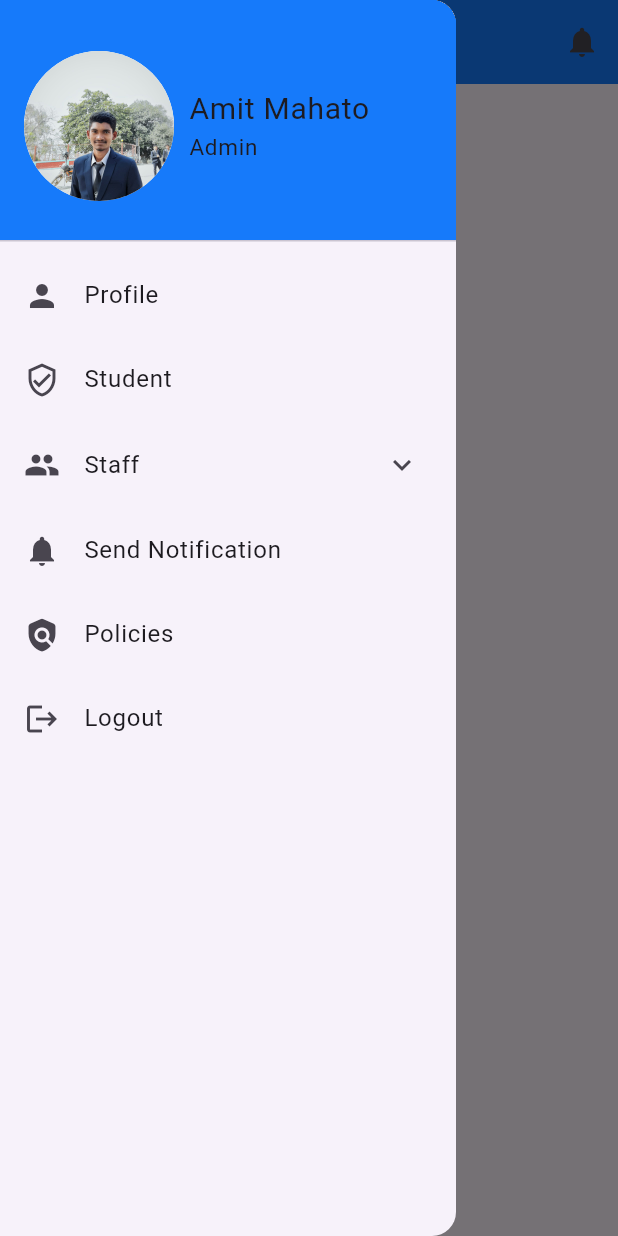
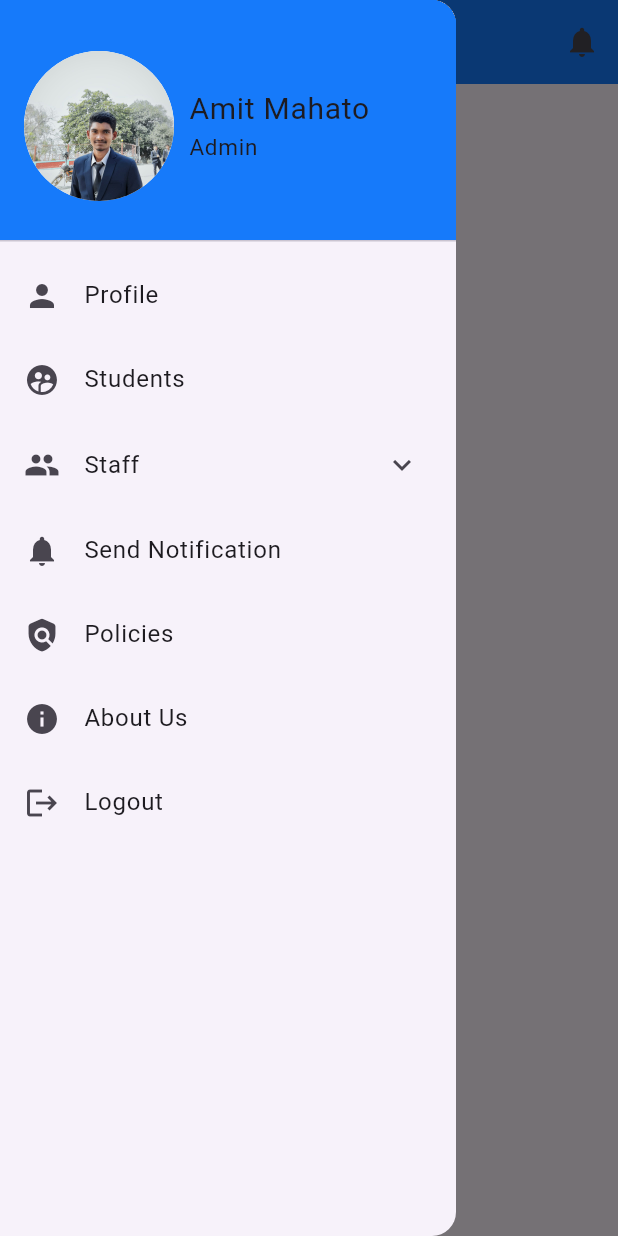
Before and after one commit to amitmahato98/CMS, a Flutter app: the screen it shows after launch, with the side drawer open, on a phone screen of 412 x 824 dp. Run offline on Flutter 3.47's test engine with Material 3 defaults, Android fonts, the phone set to English and light mode, and no system bars.

```diff
--- a/lib/main.dart
+++ b/lib/main.dart
@@ -1,3 +1,4 @@
+import 'package:cms/navigations/body/dashboard.dart';
 import 'package:cms/navigations/navbar/navbar.dart';
 import 'package:flutter/material.dart';
 
@@ -14,9 +15,11 @@ class MyApp extends StatefulWidget {
 
 class _MyAppState extends State<MyApp> {
   Color blueColor = Color(0xFF167AFA);
+
   @override
   Widget build(BuildContext context) {
     return MaterialApp(
+      title: "CMS",
       debugShowCheckedModeBanner: false,
       home: Scaffold(
         drawer: Navbar(),
@@ -27,6 +30,7 @@ class _MyAppState extends State<MyApp> {
             IconButton(icon: Icon(Icons.notifications), onPressed: () {}),
           ],
         ),
+        body: Dashboard(),
       ),
     );
   }
--- /dev/null
+++ b/lib/navigations/body/dashboard.dart
@@ -0,0 +1,16 @@
+import 'package:flutter/cupertino.dart';
+import 'package:flutter/material.dart';
+
+class Dashboard extends StatefulWidget {
+  const Dashboard({super.key});
+
+  @override
+  State<Dashboard> createState() => _DashboardState();
+}
+
+class _DashboardState extends State<Dashboard> {
+  @override
+  Widget build(BuildContext context) {
+    return MaterialApp(debugShowCheckedModeBanner: false, home: Scaffold());
+  }
+}
--- a/lib/navigations/navbar/navbar.dart
+++ b/lib/navigations/navbar/navbar.dart
@@ -48,8 +48,8 @@ class Navbar extends StatelessWidget {
             },
           ),
           ListTile(
-            leading: const Icon(Icons.verified_user_outlined),
-            title: const Text("Student"),
+            leading: const Icon(Icons.supervised_user_circle),
+            title: const Text("Students"),
             onTap: () {
               Navigator.pop(context);
             },
@@ -81,7 +81,11 @@ class Navbar extends StatelessWidget {
             title: Text("Policies"),
             onTap: () => Navigator.pop(context),
           ),
-
+          ListTile(
+            leading: Icon(Icons.info),
+            title: Text("About Us"),
+            onTap: () => Navigator.pop(context),
+          ),
           ListTile(
             leading: Icon(Icons.logout),
             title: Text("Logout"),
```
